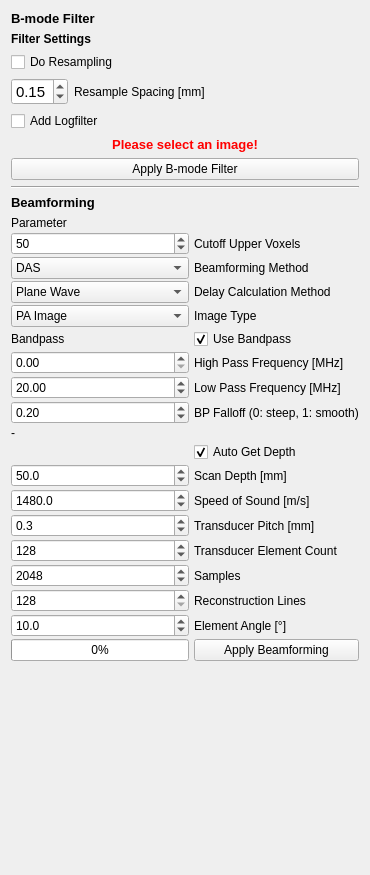
First picture: the form in Plugins/org.mitk.gui.qt.photoacoustics.imageprocessing/src/internal/PAImageProcessingControls.ui, repository MITK/MITK, before the edit.
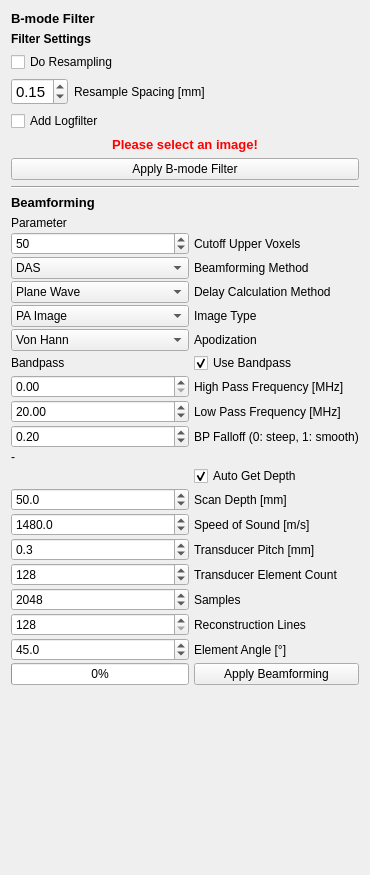
Second picture: the form after the edit.

Commit message: T22228 -added ability to choose between von Hann, Hamming, and Box apodization

Patch:
```diff
--- a/Plugins/org.mitk.gui.qt.photoacoustics.imageprocessing/src/internal/PAImageProcessingControls.ui
+++ b/Plugins/org.mitk.gui.qt.photoacoustics.imageprocessing/src/internal/PAImageProcessingControls.ui
@@ -382,7 +382,7 @@
             <double>1.000000000000000</double>
            </property>
            <property name="value">
-            <double>10.000000000000000</double>
+            <double>45.000000000000000</double>
            </property>
           </widget>
          </item>
@@ -610,6 +610,32 @@
            </property>
           </widget>
          </item>
+         <item row="5" column="0">
+          <widget class="QComboBox" name="Apodization">
+           <item>
+            <property name="text">
+             <string>Von Hann</string>
+            </property>
+           </item>
+           <item>
+            <property name="text">
+             <string>Hamming</string>
+            </property>
+           </item>
+           <item>
+            <property name="text">
+             <string>Box</string>
+            </property>
+           </item>
+          </widget>
+         </item>
+         <item row="5" column="1">
+          <widget class="QLabel" name="label_16">
+           <property name="text">
+            <string>Apodization</string>
+           </property>
+          </widget>
+         </item>
         </layout>
        </item>
       </layout>
```
The commit also changes 5 other files.
